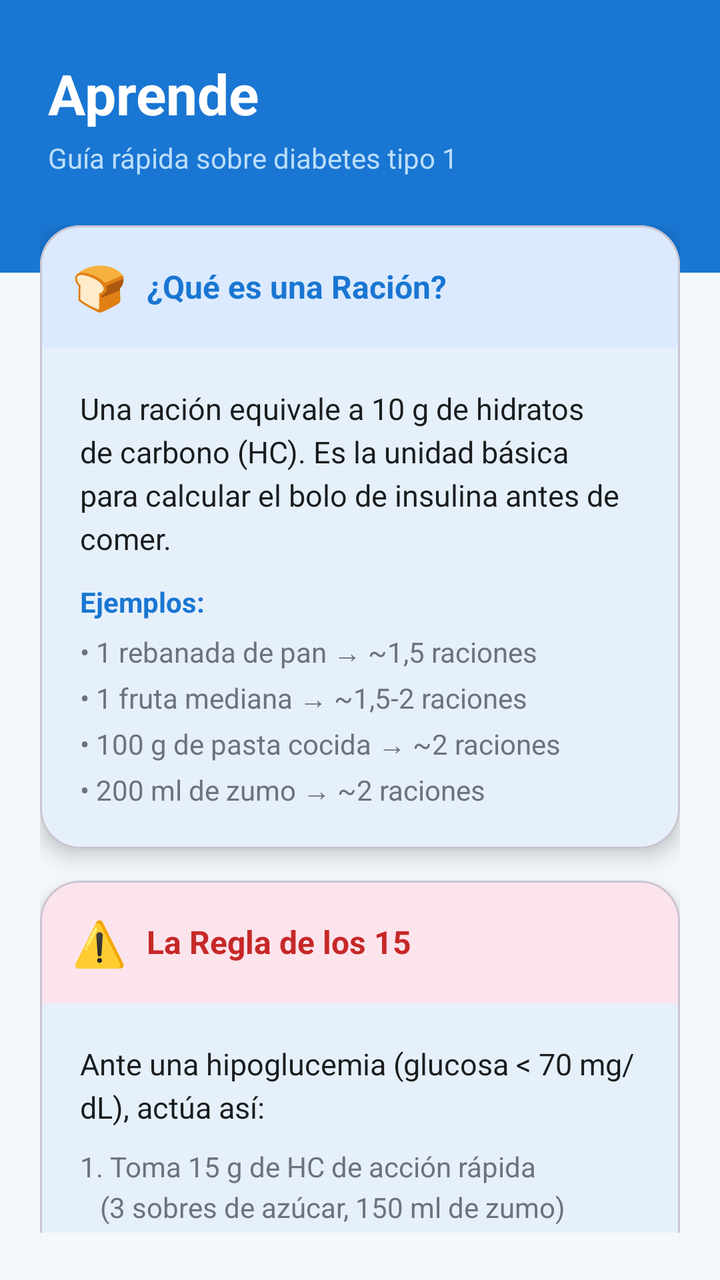
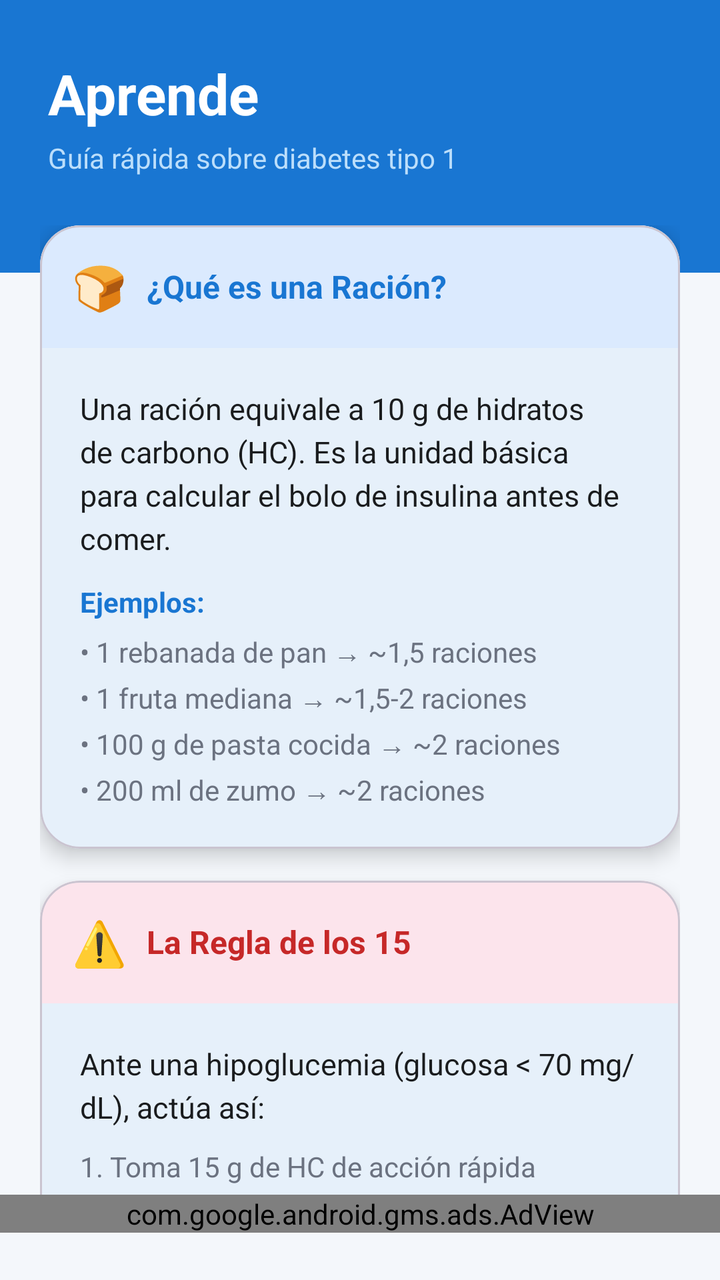

Two renders of the same Android screen: before a commit and after it. Below are the layout's source before the change and the commit's diff.
<!-- AndroidManifest.xml: application theme Theme.TFGDIABETESAPP -->
<!-- res/layout/fragment_news.xml -->
<?xml version="1.0" encoding="utf-8"?>
<LinearLayout xmlns:android="http://schemas.android.com/apk/res/android"
    xmlns:app="http://schemas.android.com/apk/res-auto"
    android:layout_width="match_parent"
    android:layout_height="match_parent"
    android:orientation="vertical"
    android:background="@color/color_background">

    
    <LinearLayout
        android:layout_width="match_parent"
        android:layout_height="wrap_content"
        android:background="@color/color_primary"
        android:paddingStart="24dp"
        android:paddingEnd="24dp"
        android:paddingTop="28dp"
        android:paddingBottom="48dp"
        android:orientation="vertical">

        <TextView
            android:layout_width="wrap_content"
            android:layout_height="wrap_content"
            android:text="Aprende"
            android:textSize="28sp"
            android:textStyle="bold"
            android:textColor="#FFFFFF" />

        <TextView
            android:layout_width="wrap_content"
            android:layout_height="wrap_content"
            android:text="Guía rápida sobre diabetes tipo 1"
            android:textSize="14sp"
            android:textColor="#BBDEFB"
            android:layout_marginTop="4dp" />
    </LinearLayout>

    
    <androidx.core.widget.NestedScrollView
        android:layout_width="match_parent"
        android:layout_height="0dp"
        android:layout_weight="1"
        android:layout_marginTop="-24dp">

        <LinearLayout
            android:layout_width="match_parent"
            android:layout_height="wrap_content"
            android:orientation="vertical"
            android:paddingStart="20dp"
            android:paddingEnd="20dp"
            android:paddingBottom="32dp">

            
            <com.google.android.material.card.MaterialCardView
                android:layout_width="match_parent"
                android:layout_height="wrap_content"
                app:cardCornerRadius="20dp"
                app:cardElevation="6dp"
                app:cardBackgroundColor="@color/color_surface"
                android:layout_marginBottom="16dp">

                <LinearLayout
                    android:layout_width="match_parent"
                    android:layout_height="wrap_content"
                    android:orientation="vertical">

                    <LinearLayout
                        android:layout_width="match_parent"
                        android:layout_height="wrap_content"
                        android:background="@color/color_primary_light"
                        android:padding="16dp"
                        android:orientation="horizontal"
                        android:gravity="center_vertical">

                        <TextView
                            android:layout_width="wrap_content"
                            android:layout_height="wrap_content"
                            android:text="🍞"
                            android:textSize="22sp" />

                        <TextView
                            android:layout_width="wrap_content"
                            android:layout_height="wrap_content"
                            android:text="¿Qué es una Ración?"
                            android:textSize="16sp"
                            android:textStyle="bold"
                            android:textColor="@color/color_primary"
                            android:layout_marginStart="10dp" />
                    </LinearLayout>

                    <LinearLayout
                        android:layout_width="match_parent"
                        android:layout_height="wrap_content"
                        android:orientation="vertical"
                        android:padding="20dp">

                        <TextView
                            android:layout_width="match_parent"
                            android:layout_height="wrap_content"
                            android:text="Una ración equivale a 10 g de hidratos de carbono (HC). Es la unidad básica para calcular el bolo de insulina antes de comer."
                            android:textSize="15sp"
                            android:textColor="@color/color_text_primary"
                            android:lineSpacingExtra="4dp" />

                        <TextView
                            android:layout_width="match_parent"
                            android:layout_height="wrap_content"
                            android:text="Ejemplos:"
                            android:textSize="14sp"
                            android:textStyle="bold"
                            android:textColor="@color/color_primary"
                            android:layout_marginTop="12dp" />

                        <TextView
                            android:layout_width="match_parent"
                            android:layout_height="wrap_content"
                            android:text="• 1 rebanada de pan → ~1,5 raciones\n• 1 fruta mediana → ~1,5-2 raciones\n• 100 g de pasta cocida → ~2 raciones\n• 200 ml de zumo → ~2 raciones"
                            android:textSize="14sp"
                            android:textColor="@color/color_text_secondary"
                            android:lineSpacingExtra="4dp"
                            android:layout_marginTop="6dp" />
                    </LinearLayout>
                </LinearLayout>
            </com.google.android.material.card.MaterialCardView>

            
            <com.google.android.material.card.MaterialCardView
                android:layout_width="match_parent"
                android:layout_height="wrap_content"
                app:cardCornerRadius="20dp"
                app:cardElevation="6dp"
                app:cardBackgroundColor="@color/color_surface"
                android:layout_marginBottom="16dp">

                <LinearLayout
                    android:layout_width="match_parent"
                    android:layout_height="wrap_content"
                    android:orientation="vertical">

                    <LinearLayout
                        android:layout_width="match_parent"
                        android:layout_height="wrap_content"
                        android:background="#FCE4EC"
                        android:padding="16dp"
                        android:orientation="horizontal"
                        android:gravity="center_vertical">

                        <TextView
                            android:layout_width="wrap_content"
                            android:layout_height="wrap_content"
                            android:text="⚠️"
                            android:textSize="22sp" />

                        <TextView
                            android:layout_width="wrap_content"
                            android:layout_height="wrap_content"
                            android:text="La Regla de los 15"
                            android:textSize="16sp"
                            android:textStyle="bold"
                            android:textColor="#C62828"
                            android:layout_marginStart="10dp" />
                    </LinearLayout>

                    <LinearLayout
                        android:layout_width="match_parent"
                        android:layout_height="wrap_content"
                        android:orientation="vertical"
                        android:padding="20dp">

                        <TextView
                            android:layout_width="match_parent"
                            android:layout_height="wrap_content"
                            android:text="Ante una hipoglucemia (glucosa &lt; 70 mg/dL), actúa así:"
                            android:textSize="15sp"
                            android:textColor="@color/color_text_primary"
                            android:lineSpacingExtra="4dp" />

                        <TextView
                            android:layout_width="match_parent"
                            android:layout_height="wrap_content"
                            android:text="1. Toma 15 g de HC de acción rápida\n   (3 sobres de azúcar, 150 ml de zumo)\n\n2. Espera 15 minutos\n\n3. Vuelve a medir la glucosa\n\n4. Si sigue baja, repite el paso 1"
                            android:textSize="14sp"
                            android:textColor="@color/color_text_secondary"
                            android:lineSpacingExtra="4dp"
                            android:layout_marginTop="10dp" />
                    </LinearLayout>
                </LinearLayout>
            </com.google.android.material.card.MaterialCardView>

            
            <com.google.android.material.card.MaterialCardView
                android:layout_width="match_parent"
                android:layout_height="wrap_content"
                app:cardCornerRadius="20dp"
                app:cardElevation="6dp"
                app:cardBackgroundColor="@color/color_surface"
                android:layout_marginBottom="16dp">

                <LinearLayout
                    android:layout_width="match_parent"
                    android:layout_height="wrap_content"
                    android:orientation="vertical">

                    <LinearLayout
                        android:layout_width="match_parent"
                        android:layout_height="wrap_content"
                        android:background="#E8F5E9"
                        android:padding="16dp"
                        android:orientation="horizontal"
                        android:gravity="center_vertical">

                        <TextView
                            android:layout_width="wrap_content"
                            android:layout_height="wrap_content"
                            android:text="📊"
                            android:textSize="22sp" />

                        <TextView
                            android:layout_width="wrap_content"
                            android:layout_height="wrap_content"
                            android:text="Rangos de Glucosa"
                            android:textSize="16sp"
                            android:textStyle="bold"
                            android:textColor="#2E7D32"
                            android:layout_marginStart="10dp" />
                    </LinearLayout>

                    <LinearLayout
                        android:layout_width="match_parent"
                        android:layout_height="wrap_content"
                        android:orientation="vertical"
                        android:padding="20dp">

                        <LinearLayout
                            android:layout_width="match_parent"
                            android:layout_height="wrap_content"
                            android:orientation="horizontal"
                            android:gravity="center_vertical"
                            android:layout_marginBottom="10dp">

                            <View
                                android:layout_width="12dp"
                                android:layout_height="12dp"
                                android:background="@color/color_error" />

                            <TextView
                                android:layout_width="wrap_content"
                                android:layout_height="wrap_content"
                                android:text="  Hipoglucemia"
                                android:textSize="14sp"
                                android:textStyle="bold"
                                android:textColor="@color/color_text_primary" />

                            <TextView
                                android:layout_width="0dp"
                                android:layout_height="wrap_content"
                                android:layout_weight="1"
                                android:text="&lt; 70 mg/dL"
                                android:textSize="14sp"
                                android:textColor="@color/color_error"
                                android:gravity="end"
                                android:textStyle="bold" />
                        </LinearLayout>

                        <LinearLayout
                            android:layout_width="match_parent"
                            android:layout_height="wrap_content"
                            android:orientation="horizontal"
                            android:gravity="center_vertical"
                            android:layout_marginBottom="10dp">

                            <View
                                android:layout_width="12dp"
                                android:layout_height="12dp"
                                android:background="@color/color_success" />

                            <TextView
                                android:layout_width="wrap_content"
                                android:layout_height="wrap_content"
                                android:text="  En rango"
                                android:textSize="14sp"
                                android:textStyle="bold"
                                android:textColor="@color/color_text_primary" />

                            <TextView
                                android:layout_width="0dp"
                                android:layout_height="wrap_content"
                                android:layout_weight="1"
                                android:text="70 – 180 mg/dL"
                                android:textSize="14sp"
                                android:textColor="@color/color_success"
                                android:gravity="end"
                                android:textStyle="bold" />
                        </LinearLayout>

                        <LinearLayout
                            android:layout_width="match_parent"
                            android:layout_height="wrap_content"
                            android:orientation="horizontal"
                            android:gravity="center_vertical">

                            <View
                                android:layout_width="12dp"
                                android:layout_height="12dp"
                                android:background="@color/color_warning" />

                            <TextView
                                android:layout_width="wrap_content"
                                android:layout_height="wrap_content"
                                android:text="  Hiperglucemia"
                                android:textSize="14sp"
                                android:textStyle="bold"
                                android:textColor="@color/color_text_primary" />

                            <TextView
                                android:layout_width="0dp"
                                android:layout_height="wrap_content"
                                android:layout_weight="1"
                                android:text="&gt; 180 mg/dL"
                                android:textSize="14sp"
                                android:textColor="@color/color_warning"
                                android:gravity="end"
                                android:textStyle="bold" />
                        </LinearLayout>
                    </LinearLayout>
                </LinearLayout>
            </com.google.android.material.card.MaterialCardView>

            
            <com.google.android.material.card.MaterialCardView
                android:layout_width="match_parent"
                android:layout_height="wrap_content"
                app:cardCornerRadius="20dp"
                app:cardElevation="6dp"
                app:cardBackgroundColor="@color/color_surface">

                <LinearLayout
                    android:layout_width="match_parent"
                    android:layout_height="wrap_content"
                    android:orientation="vertical">

                    <LinearLayout
                        android:layout_width="match_parent"
                        android:layout_height="wrap_content"
                        android:background="@color/color_primary_light"
                        android:padding="16dp"
                        android:orientation="horizontal"
                        android:gravity="center_vertical">

                        <TextView
                            android:layout_width="wrap_content"
                            android:layout_height="wrap_content"
                            android:text="💉"
                            android:textSize="22sp" />

                        <TextView
                            android:layout_width="wrap_content"
                            android:layout_height="wrap_content"
                            android:text="IOB: Insulina Activa"
                            android:textSize="16sp"
                            android:textStyle="bold"
                            android:textColor="@color/color_primary"
                            android:layout_marginStart="10dp" />
                    </LinearLayout>

                    <LinearLayout
                        android:layout_width="match_parent"
                        android:layout_height="wrap_content"
                        android:orientation="vertical"
                        android:padding="20dp">

                        <TextView
                            android:layout_width="match_parent"
                            android:layout_height="wrap_content"
                            android:text="El IOB (Insulin On Board) es la cantidad de insulina rápida que todavía está actuando en tu cuerpo."
                            android:textSize="15sp"
                            android:textColor="@color/color_text_primary"
                            android:lineSpacingExtra="4dp" />

                        <TextView
                            android:layout_width="match_parent"
                            android:layout_height="wrap_content"
                            android:text="La insulina rápida actúa durante ~4 horas. Tenerla en cuenta al calcular un nuevo bolo evita apilar insulina y sufrir hipoglucemias."
                            android:textSize="14sp"
                            android:textColor="@color/color_text_secondary"
                            android:lineSpacingExtra="4dp"
                            android:layout_marginTop="10dp" />
                    </LinearLayout>
                </LinearLayout>
            </com.google.android.material.card.MaterialCardView>

        </LinearLayout>
    </androidx.core.widget.NestedScrollView>

</LinearLayout>
<!-- resources referenced by this layout -->
<resources>
  <color name="color_background">#F4F7FB</color>
  <color name="color_error">#EF5350</color>
  <color name="color_primary">#1976D2</color>
  <color name="color_primary_light">#DBEAFE</color>
  <color name="color_success">#4CAF50</color>
  <color name="color_surface">#FFFFFF</color>
  <color name="color_text_primary">#1A1C1E</color>
  <color name="color_text_secondary">#6B7280</color>
  <color name="color_warning">#FF9800</color>
  <style name="Theme.TFGDIABETESAPP" parent="Base.Theme.TFGDIABETESAPP" />
  <style name="Base.Theme.TFGDIABETESAPP" parent="Theme.Material3.Light.NoActionBar">
          <item name="colorPrimary">@color/color_primary</item>
          <item name="colorOnPrimary">@color/color_on_primary</item>
          <item name="colorPrimaryContainer">@color/color_primary_light</item>
          <item name="colorOnPrimaryContainer">@color/color_primary_dark</item>
          <item name="colorSecondary">@color/color_secondary</item>
          <item name="colorOnSecondary">@color/color_on_secondary</item>
          <item name="android:colorBackground">@color/color_background</item>
          <item name="colorSurface">@color/color_surface</item>
          <item name="colorError">@color/color_error</item>
          <item name="android:windowBackground">@color/color_background</item>
      </style>
  <color name="color_on_primary">#FFFFFF</color>
  <color name="color_primary_dark">#1565C0</color>
  <color name="color_secondary">#0288D1</color>
  <color name="color_on_secondary">#FFFFFF</color>
</resources>

<!-- the commit's change to res/layout/fragment_news.xml (unified diff, before → after) -->
@@ -391,4 +391,12 @@
         </LinearLayout>
     </androidx.core.widget.NestedScrollView>
 
+    <com.google.android.gms.ads.AdView
+        android:id="@+id/adViewNews"
+        android:layout_width="match_parent"
+        android:layout_height="wrap_content"
+        android:layout_gravity="center"
+        app:adSize="BANNER"
+        app:adUnitId="ca-app-pub-3940256099942544/6300978111" />
+
 </LinearLayout>
